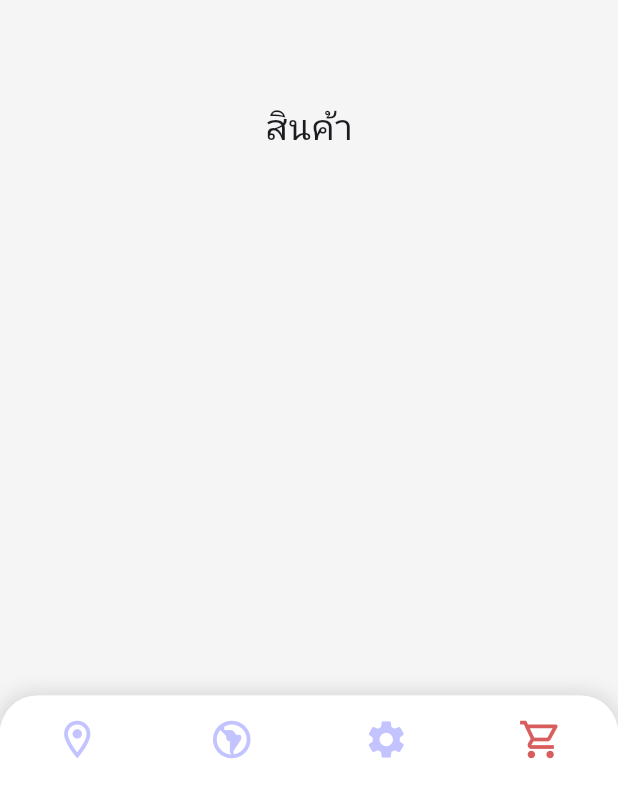
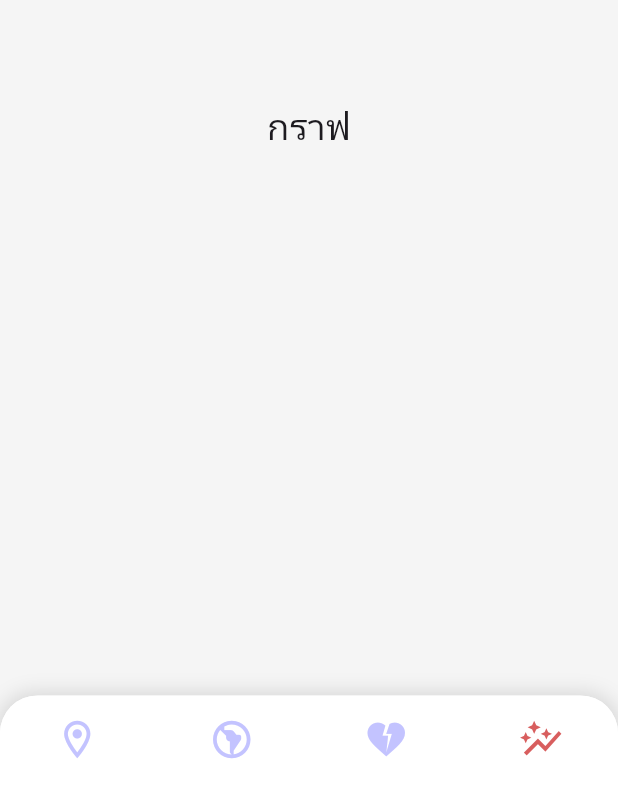
Before and after one commit to teeprakorn1/pm2_flutter_project, a Flutter app: the screen it shows after launch, item 4 of the bottom bar chosen, on a phone screen of 412 x 824 dp. Shown: the part 443-1233 px from the top of the screen. Run offline on Flutter 3.47's test engine with Material 3 defaults, Android fonts, the phone set to English and light mode, and no system bars.

Commit message:
VERSION 0.1.1

```diff
--- a/lib/main.dart
+++ b/lib/main.dart
@@ -2,10 +2,21 @@ import 'package:flutter/material.dart';
 import 'screens/home_screen.dart';
 import 'screens/map_screen.dart';
 import 'screens/advice_screen.dart';
-import 'screens/cart_screen.dart';
+import 'screens/graph_screen.dart';
 
-void main() {
+Future<void> main() async {
+  WidgetsFlutterBinding.ensureInitialized(); // ต้องใส่เมื่อใช้ async ใน main
+
+  // **โหลดข้อมูลหรือกำหนดค่าก่อนเริ่มแอป**
+  await initializeApp();
+
   runApp(MyApp());
+}
+
+// ฟังก์ชันสำหรับเตรียมการก่อนเริ่มแอป
+Future<void> initializeApp() async {
+  await Future.delayed(Duration(seconds: 2)); // ตัวอย่าง: หน่วงเวลา 2 วินาที
+  print("แอปพร้อมทำงานแล้ว!");
 }
 
 class MyApp extends StatelessWidget {
@@ -46,7 +57,7 @@ class _MainScreenState extends State<MainScreen> {
     HomeScreen(),
     MapScreen(),
     AdviceScreen(),
-    CartScreen(),
+    GraphScreen(),
   ];
 
   void _onItemTapped(int index) {
@@ -63,7 +74,7 @@ class _MainScreenState extends State<MainScreen> {
         children: _pages,
       ),
       bottomNavigationBar: Container(
-        padding: EdgeInsets.only(bottom: MediaQuery.of(context).padding.bottom), // ให้รองรับพื้นที่ของระบบ
+        padding: EdgeInsets.only(bottom: MediaQuery.of(context).padding.bottom),
         decoration: BoxDecoration(
           color: Colors.white,
           borderRadius: BorderRadius.vertical(top: Radius.circular(25)),
@@ -81,8 +92,8 @@ class _MainScreenState extends State<MainScreen> {
             items: const <BottomNavigationBarItem>[
               BottomNavigationBarItem(icon: Icon(Icons.location_on_outlined, size: 30), label: ''),
               BottomNavigationBarItem(icon: Icon(Icons.south_america, size: 30), label: ''),
-              BottomNavigationBarItem(icon: Icon(Icons.settings, size: 30), label: ''),
-              BottomNavigationBarItem(icon: Icon(Icons.shopping_cart_outlined, size: 30), label: ''),
+              BottomNavigationBarItem(icon: Icon(Icons.heart_broken, size: 30), label: ''),
+              BottomNavigationBarItem(icon: Icon(Icons.auto_graph, size: 30), label: ''),
             ],
             currentIndex: _selectedIndex,
             selectedItemColor: Color(0xFFD85E5E),
--- a/lib/screens/cart_screen.dart
+++ /dev/null
@@ -1,12 +0,0 @@
-import 'package:flutter/material.dart';
-
-class CartScreen extends StatelessWidget {
-  const CartScreen({super.key});
-
-  @override
-  Widget build(BuildContext context) {
-    return Center(
-      child: Text('สินค้า', style: TextStyle(fontSize: 24)),
-    );
-  }
-}
--- /dev/null
+++ b/lib/screens/graph_screen.dart
@@ -0,0 +1,12 @@
+import 'package:flutter/material.dart';
+
+class GraphScreen extends StatelessWidget {
+  const GraphScreen({super.key});
+
+  @override
+  Widget build(BuildContext context) {
+    return Center(
+      child: Text('กราฟ', style: TextStyle(fontSize: 24)),
+    );
+  }
+}
```
Also changed, not shown: lib/guide/boarding_screen.dart (added, +136 -0 lines), pubspec.yaml (+14 -70 lines), assets/images/onboarding_graph.png (added), assets/images/onboarding_man.png (added), assets/images/onboarding_people.png (added), assets/images/onboarding_thailand_map.png (added), pubspec.lock, 5 other files.
